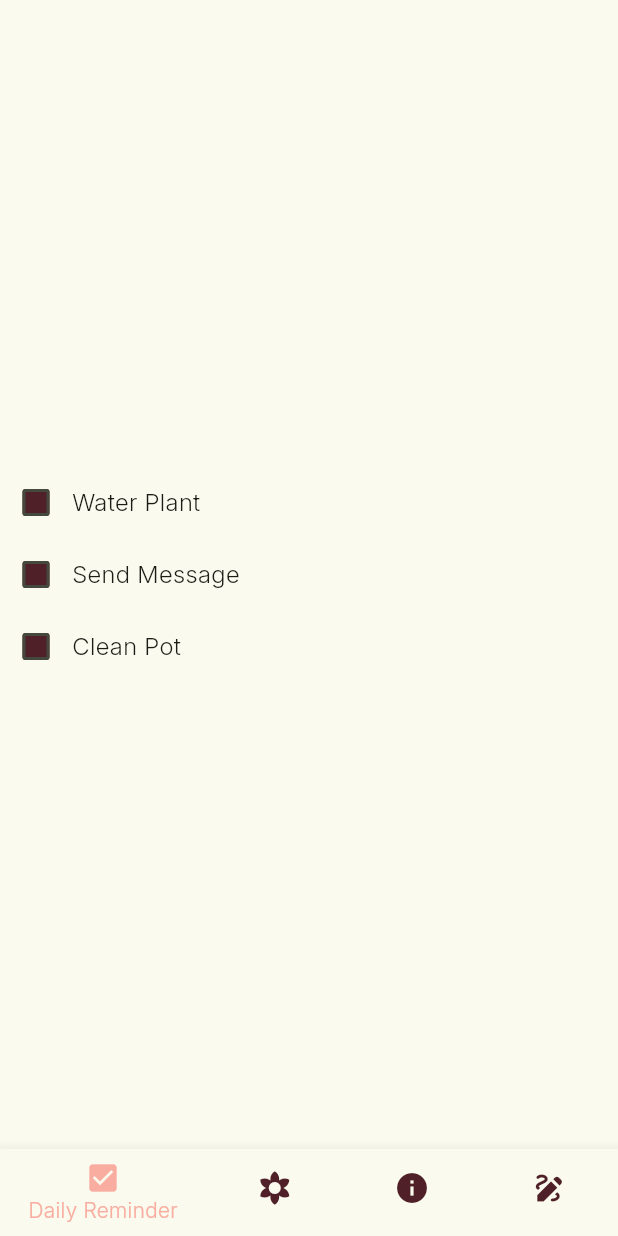
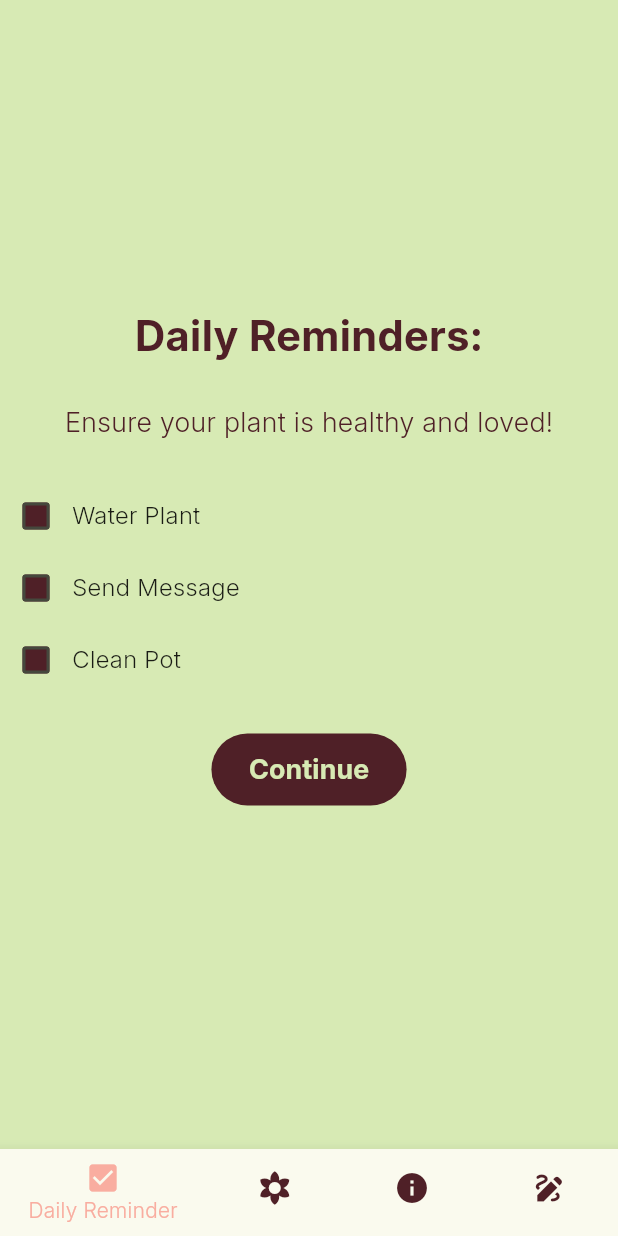
Before and after one commit to maureensanchez99/we_hack2025, a Flutter app: the DailyReminder screen opened directly, on a phone screen of 412 x 824 dp. Run offline on Flutter 3.47's test engine with Material 3 defaults, Android fonts, the phone set to English and light mode, and no system bars; our stand-ins replace flutter_svg, shared_preferences; accounts and stored records are empty.

Commit message:
finally up to date

```diff
--- a/lib/pages/daily_reminder.dart
+++ b/lib/pages/daily_reminder.dart
@@ -24,7 +24,8 @@ class DailyReminderHome extends StatelessWidget {
         child: Column(
           mainAxisAlignment: MainAxisAlignment.center,
           children: [
-            Text(
+            // Title
+            const Text(
               'Daily Reminders:',
               style: TextStyle(
                 fontSize: 28,
@@ -32,8 +33,9 @@ class DailyReminderHome extends StatelessWidget {
                 color: DailyReminder.brownText,
               ),
             ),
-            Padding(
-              padding: const EdgeInsets.symmetric(vertical: 25),
+            // Subtitle
+            const Padding(
+              padding: EdgeInsets.symmetric(vertical: 25),
               child: Text(
                 'Ensure your plant is healthy and loved!',
                 style: TextStyle(
@@ -43,18 +45,20 @@ class DailyReminderHome extends StatelessWidget {
                 ),
               ),
             ),
-            CheckboxSet(text: 'Water Plant'),
-            CheckboxSet(text: 'Send Message'),
-            CheckboxSet(text: 'Clean Pot'),
+            // Checkboxes
+            const CheckboxSet(text: 'Water Plant'),
+            const CheckboxSet(text: 'Send Message'),
+            const CheckboxSet(text: 'Clean Pot'),
+            // Continue Button
             Padding(
               padding: const EdgeInsets.symmetric(vertical: 25),
               child: ElevatedButton(
                 onPressed: () {
                   // Placeholder for navigation
+                  // Navigator.push(context, MaterialPageRoute(builder: (_) => NextPage()));
                 },
                 style: ElevatedButton.styleFrom(
-                  padding:
-                      const EdgeInsets.symmetric(horizontal: 25, vertical: 11),
+                  padding: const EdgeInsets.symmetric(horizontal: 25, vertical: 11),
                   backgroundColor: DailyReminder.brownText,
                   foregroundColor: DailyReminder.greenBg,
                   elevation: 0,
@@ -79,7 +83,7 @@ class _DailyReminderState extends State<DailyReminder> {
   int _selectedIndex = 0;
 
   final List<Widget> _pages = [
-    const DailyReminder(),
+    const DailyReminderHome(),
     ViewFlowerPage(),
     TutorialPage(),
     MessagesPage(),
@@ -98,16 +102,7 @@ class _DailyReminderState extends State<DailyReminder> {
   @override
   Widget build(BuildContext context) {
     return Scaffold(
-      body: Center(
-        child: Column(
-          mainAxisAlignment: MainAxisAlignment.center,
-          children: [
-            CheckboxSet(text: 'Water Plant'),
-            CheckboxSet(text: 'Send Message'),
-            CheckboxSet(text: 'Clean Pot'),
-          ],
-        ),
-      ),
+      body: const DailyReminderHome(),
       bottomNavigationBar: BottomNavigationBar(
         currentIndex: _selectedIndex,
         onTap: _onItemTapped,
@@ -151,11 +146,11 @@ class _CheckboxState extends State<CheckboxSet> {
 
   @override
   Widget build(BuildContext context) {
-    getColor(Set<WidgetState> states) {
-      const Set<WidgetState> interactiveStates = <WidgetState>{
-        WidgetState.pressed,
-        WidgetState.hovered,
-        WidgetState.focused,
+    Color getColor(Set<MaterialState> states) {
+      const Set<MaterialState> interactiveStates = <MaterialState>{
+        MaterialState.pressed,
+        MaterialState.hovered,
+        MaterialState.focused,
       };
       if (states.any(interactiveStates.contains)) {
         return const Color(0xFFF9ADA0);
@@ -168,7 +163,7 @@ class _CheckboxState extends State<CheckboxSet> {
       children: [
         Checkbox(
           checkColor: DailyReminder.greenBg,
-          fillColor: WidgetStateProperty.resolveWith(getColor),
+          fillColor: MaterialStateProperty.resolveWith(getColor),
           value: isChecked,
           onChanged: (bool? value) {
             setState(() {
```
Also changed, not shown: lib/pages/view_flower_page.dart (+6 -3 lines).
